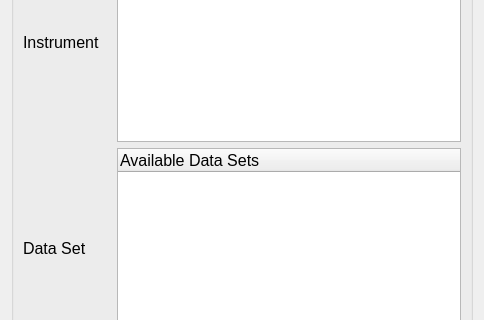
This is ghost-kit/CDAweb/ui/ScInfoPropWidget.ui in ghost-kit/GHOST as Qt 5 draws it before an edit; both pictures show x 0 to 484 and y 237 to 557 of the 484 by 795 pixel window. The edited form follows.
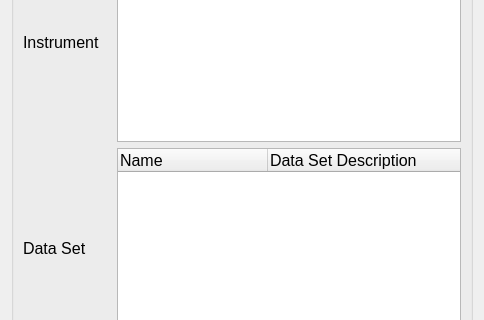
This is the edited form. Custom widgets are drawn as their Qt base class.

Commit message: Logic is implemented for Data Set check box selection.  Next step is to move on to the Variable selection

```diff
--- a/ghost-kit/CDAweb/ui/ScInfoPropWidget.ui
+++ b/ghost-kit/CDAweb/ui/ScInfoPropWidget.ui
@@ -228,9 +228,23 @@
         <property name="wordWrap">
          <bool>false</bool>
         </property>
+        <property name="columnCount">
+         <number>2</number>
+        </property>
+        <attribute name="headerCascadingSectionResizes">
+         <bool>true</bool>
+        </attribute>
+        <attribute name="headerDefaultSectionSize">
+         <number>150</number>
+        </attribute>
         <column>
          <property name="text">
-          <string>Available Data Sets</string>
+          <string>Name</string>
+         </property>
+        </column>
+        <column>
+         <property name="text">
+          <string>Data Set Description</string>
          </property>
         </column>
        </widget>
```
Left out of the diff: 14 changed lines with no effect on the pictures. The commit also changes 2 other files.
